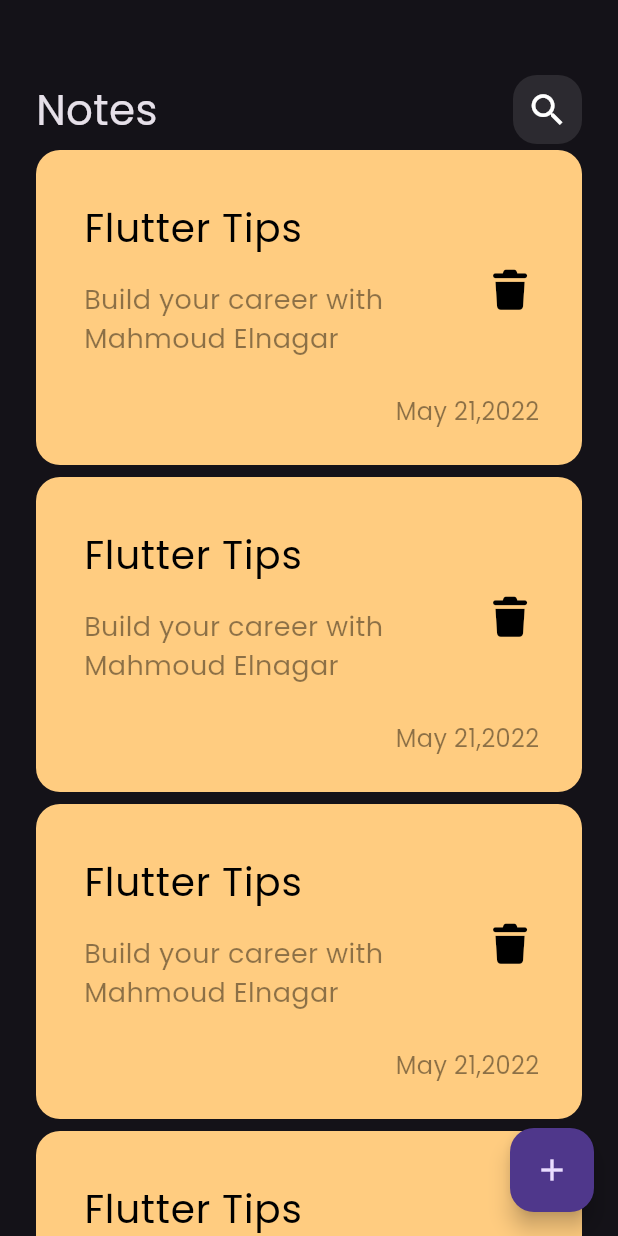
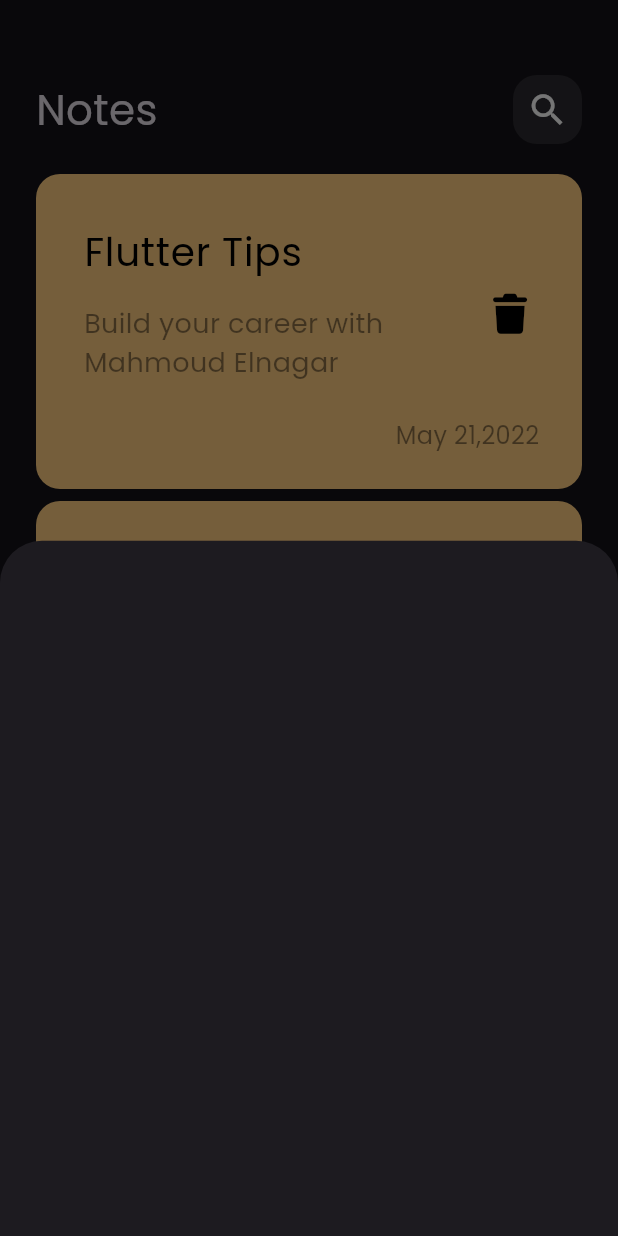
Before and after one commit to MahmoudElnagareee/notes_app, a Flutter app: the screen it shows after launch, after a tap on the "add" icon, on a phone screen of 412 x 824 dp. Run offline on Flutter 3.47's test engine with Material 3 defaults, Android fonts, the phone set to English and light mode, and no system bars; our stand-ins replace font_awesome_flutter.

Commit message:
add note bottom sheet

```diff
--- a/lib/views/notes_view.dart
+++ b/lib/views/notes_view.dart
@@ -1,4 +1,5 @@
 import 'package:flutter/material.dart';
+import 'package:notes_app/views/widgets/add_note_bottom_sheet.dart';
 import 'package:notes_app/views/widgets/notes_view_body.dart';
 
 class NotesView extends StatelessWidget {
@@ -8,10 +9,15 @@ class NotesView extends StatelessWidget {
   Widget build(BuildContext context) {
     return Scaffold(
       floatingActionButton: FloatingActionButton(
-        onPressed: () {},
-        child: Icon(
-          Icons.add,
-        ),
+        onPressed: () {
+          showModalBottomSheet(
+            context: context,
+            builder: (context) {
+              return AddNoteBottomSheet();
+            },
+          );
+        },
+        child: Icon(Icons.add),
       ),
       body: NotesViewBody(),
     );
--- /dev/null
+++ b/lib/views/widgets/add_note_bottom_sheet.dart
@@ -0,0 +1,12 @@
+import 'package:flutter/material.dart';
+
+class AddNoteBottomSheet extends StatelessWidget {
+  const AddNoteBottomSheet({super.key});
+
+  @override
+  Widget build(BuildContext context) {
+    return Container(
+
+    );
+  }
+}
--- a/lib/views/widgets/notes_list_view.dart
+++ b/lib/views/widgets/notes_list_view.dart
@@ -6,13 +6,17 @@ class NotesListView extends StatelessWidget {
 
   @override
   Widget build(BuildContext context) {
-    return ListView.builder(
+    return Padding(
+      padding: const EdgeInsets.symmetric(vertical: 16),
+      child: ListView.builder(
+        padding: EdgeInsets.zero,
         itemBuilder: (context, index) {
           return Padding(
             padding: const EdgeInsets.symmetric(vertical: 4),
             child: const NoteItem(),
           );
         },
+      ),
     );
   }
 }
```
Lines whose indentation alone changed are shown as unchanged.
